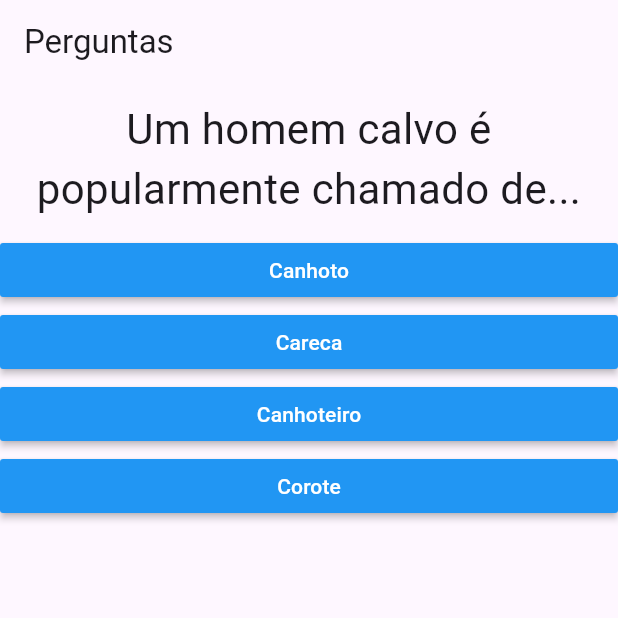
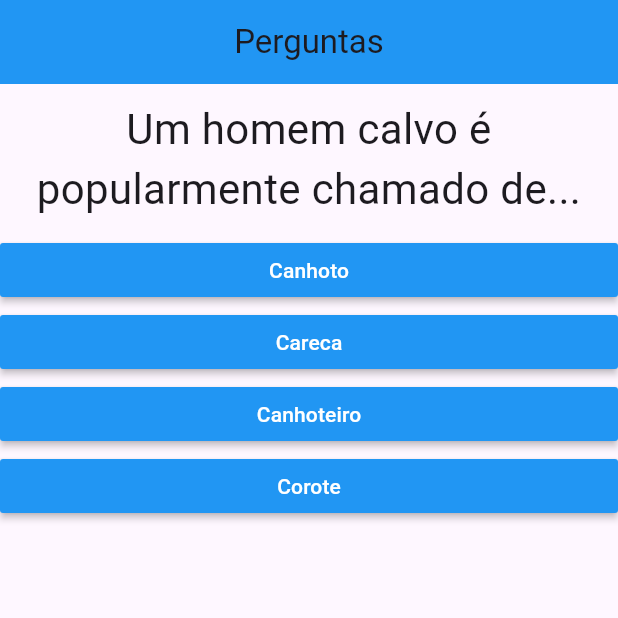
Before and after one commit to matsc99/project_question, a Flutter app: the screen it shows after launch, on a phone screen of 412 x 824 dp, the top half of it. Run offline on Flutter 3.47's test engine with Material 3 defaults, Android fonts, the light colour scheme and no system bars.

Commit message:
formatacao titulo da pagina

```diff
--- a/lib/main.dart
+++ b/lib/main.dart
@@ -74,6 +74,8 @@ class _PerguntaAppState extends State<PerguntaApp> {
       home: Scaffold(
           appBar: AppBar(
             title: Text('Perguntas'),
+            backgroundColor: Colors.blue,
+            centerTitle: true,
           ),
           body: temPerguntaSelecionada
               ? Questionario(
```
